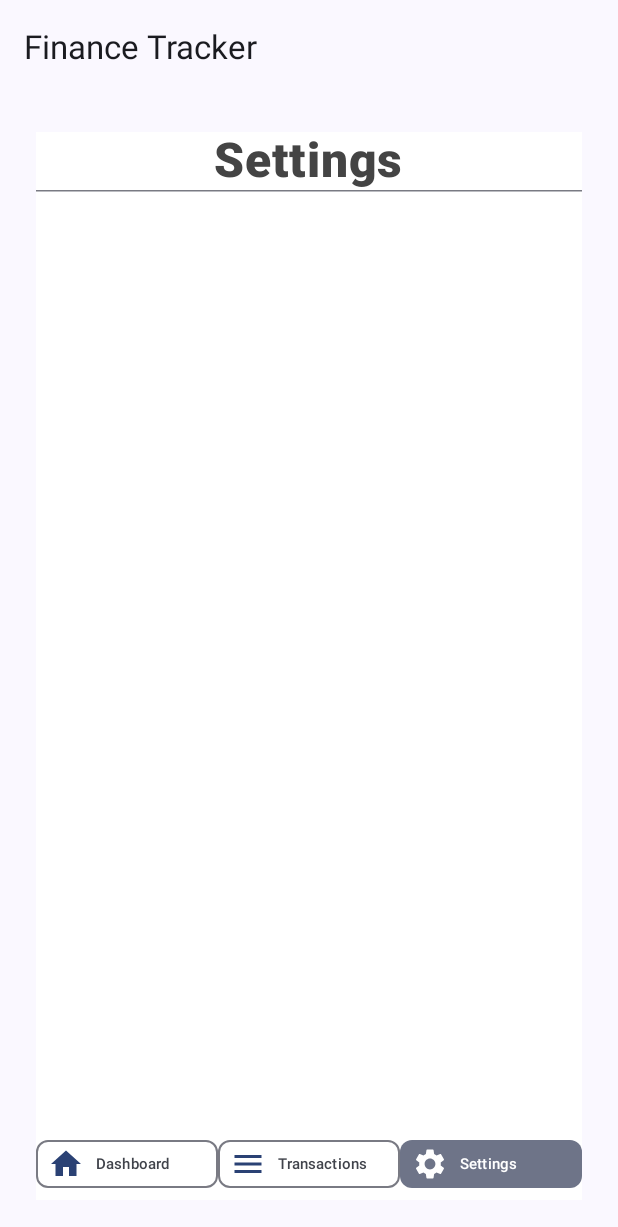
After one commit to KyleFlynn1/FinanceTracker-AndroidApp, an Android app built with Jetpack Compose: the SettingsScreen screen opened through its navigation route, on a phone screen of 412 x 824 dp. The commit adds this screen. Shown: the top 1227 px of the screen. Run offline under Robolectric (Android 15) with nearby library versions, the phone set to English and light mode, and no system bars.

Commit message:
Settings Page

```diff
--- a/app/src/main/java/com/example/financetracker/FinanceScreen.kt
+++ b/app/src/main/java/com/example/financetracker/FinanceScreen.kt
@@ -65,7 +65,7 @@ fun FinanceApp(
                 DashboardScreen(
                     onNavigateToHome = { navController.navigate("home") },
                     onNavigateToTransactions = { navController.navigate("transactions") },
-                    onNavigateToSettings = { },
+                    onNavigateToSettings = { navController.navigate("settings") },
                     onNavigateToAddTransaction = { navController.navigate("addTransaction") },
                     onNavigateToEditTransaction = { navController.navigate("editTransaction") }
                 )
@@ -74,7 +74,7 @@ fun FinanceApp(
                 TransactionScreen(
                     onNavigateToHome = { navController.navigate("home") },
                     onNavigateToTransactions = { navController.navigate("transactions") },
-                    onNavigateToSettings = { },
+                    onNavigateToSettings = { navController.navigate("settings") },
                     onNavigateToAddTransaction = { navController.navigate("addTransaction") },
                     onNavigateToEditTransaction = { navController.navigate("editTransaction") }
                 )
@@ -90,6 +90,13 @@ fun FinanceApp(
                     onDeleteTransaction = { navController.navigate("home") }
                 )
             }
+            composable(route = "settings") {
+                SettingsScreen(
+                    onNavigateToHome = { navController.navigate("home") },
+                    onNavigateToTransactions = { navController.navigate("transactions") },
+                    onNavigateToSettings = { navController.navigate("settings") }
+                )
+            }
         }
     }
 }
--- /dev/null
+++ b/app/src/main/java/com/example/financetracker/SettingsScreen.kt
@@ -0,0 +1,95 @@
+package com.example.financetracker
+
+import androidx.compose.foundation.background
+import androidx.compose.foundation.layout.Arrangement
+import androidx.compose.foundation.layout.Column
+import androidx.compose.foundation.layout.Row
+import androidx.compose.foundation.layout.Spacer
+import androidx.compose.foundation.layout.fillMaxSize
+import androidx.compose.foundation.layout.fillMaxWidth
+import androidx.compose.foundation.layout.height
+import androidx.compose.foundation.layout.padding
+import androidx.compose.foundation.layout.size
+import androidx.compose.foundation.layout.width
+import androidx.compose.foundation.shape.RoundedCornerShape
+import androidx.compose.material.icons.Icons
+import androidx.compose.material.icons.filled.Check
+import androidx.compose.material.icons.filled.Delete
+import androidx.compose.material.icons.filled.Home
+import androidx.compose.material.icons.filled.Menu
+import androidx.compose.material.icons.filled.Settings
+import androidx.compose.material.icons.filled.Star
+import androidx.compose.material3.Button
+import androidx.compose.material3.FilterChip
+import androidx.compose.material3.HorizontalDivider
+import androidx.compose.material3.Icon
+import androidx.compose.material3.OutlinedTextField
+import androidx.compose.material3.SegmentedButton
+import androidx.compose.material3.SegmentedButtonDefaults
+import androidx.compose.material3.SingleChoiceSegmentedButtonRow
+import androidx.compose.material3.Text
+import androidx.compose.runtime.Composable
+import androidx.compose.runtime.getValue
+import androidx.compose.runtime.mutableStateOf
+import androidx.compose.runtime.remember
+import androidx.compose.runtime.setValue
+import androidx.compose.ui.Alignment
+import androidx.compose.ui.Modifier
+import androidx.compose.ui.graphics.Color
+import androidx.compose.ui.text.font.FontWeight
+import androidx.compose.ui.tooling.preview.Preview
+import androidx.compose.ui.unit.dp
+import androidx.compose.ui.unit.sp
+import com.example.financetracker.ui.theme.FinanceTrackerTheme
+
+@Composable
+fun SettingsScreen(modifier: Modifier = Modifier,
+                   onNavigateToHome: () -> Unit = {},
+                   onNavigateToTransactions: () -> Unit = {},
+                   onNavigateToSettings: () -> Unit = {}) {
+
+    var selectedScreen by remember { mutableStateOf("settings") }
+
+    Column(
+        modifier = modifier
+            .padding(24.dp)
+            .background(Color.White)
+            .fillMaxSize(),
+        horizontalAlignment = Alignment.CenterHorizontally
+    ) {
+        Text(
+            text = "Settings",
+            fontSize = 32.sp,
+            fontWeight = FontWeight.ExtraBold,
+            color = Color.DarkGray,
+            modifier = modifier
+                .align(Alignment.CenterHorizontally)
+        )
+        HorizontalDivider()
+    }
+    Column(
+        modifier = Modifier
+            .fillMaxSize()
+            .padding(24.dp),
+        horizontalAlignment = Alignment.CenterHorizontally,
+        verticalArrangement = Arrangement.Bottom)
+    {
+        // Navigation bar from nav button function
+        Spacer(Modifier.height(15.dp))
+
+        NavButtons(
+            onNavigateToHome = onNavigateToHome,
+            onNavigateToTransactions = onNavigateToTransactions,
+            onNavigateToSettings = onNavigateToSettings,
+            selectedScreen = selectedScreen
+        )
+    }
+}
+
+@Preview(showBackground = true, showSystemUi = true )
+@Composable
+fun SettingsScreenPreview() {
+    FinanceTrackerTheme {
+        SettingsScreen()
+    }
+}
```
